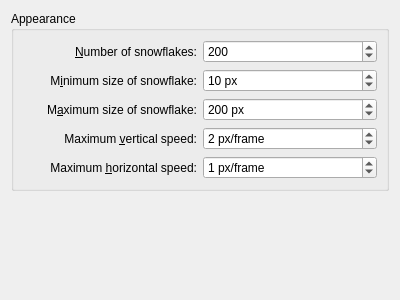
Before: the Qt Designer form effects/snow_config.ui in KDE/kwin, drawn with Qt 5.
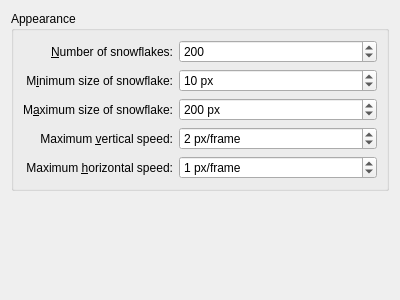
After: the same form once the commit is applied. Custom widgets are drawn as their Qt base class.

```diff
--- a/effects/snow_config.ui
+++ b/effects/snow_config.ui
@@ -15,7 +15,10 @@
      <property name="title" >
       <string>Appearance</string>
      </property>
-     <layout class="QGridLayout" >
+     <layout class="QFormLayout" name="formLayout" >
+      <property name="labelAlignment" >
+       <set>Qt::AlignRight|Qt::AlignTrailing|Qt::AlignVCenter</set>
+      </property>
       <item row="0" column="0" >
        <widget class="QLabel" name="label" >
         <property name="text" >
@@ -91,8 +94,6 @@
         </property>
        </widget>
       </item>
-      
-      
       <item row="3" column="0" >
           <widget class="QLabel" name="label_4" >
               <property name="text" >
```
Left out of the diff: 12 changed lines with no effect on the pictures. Lines whose indentation alone changed are shown as unchanged.
